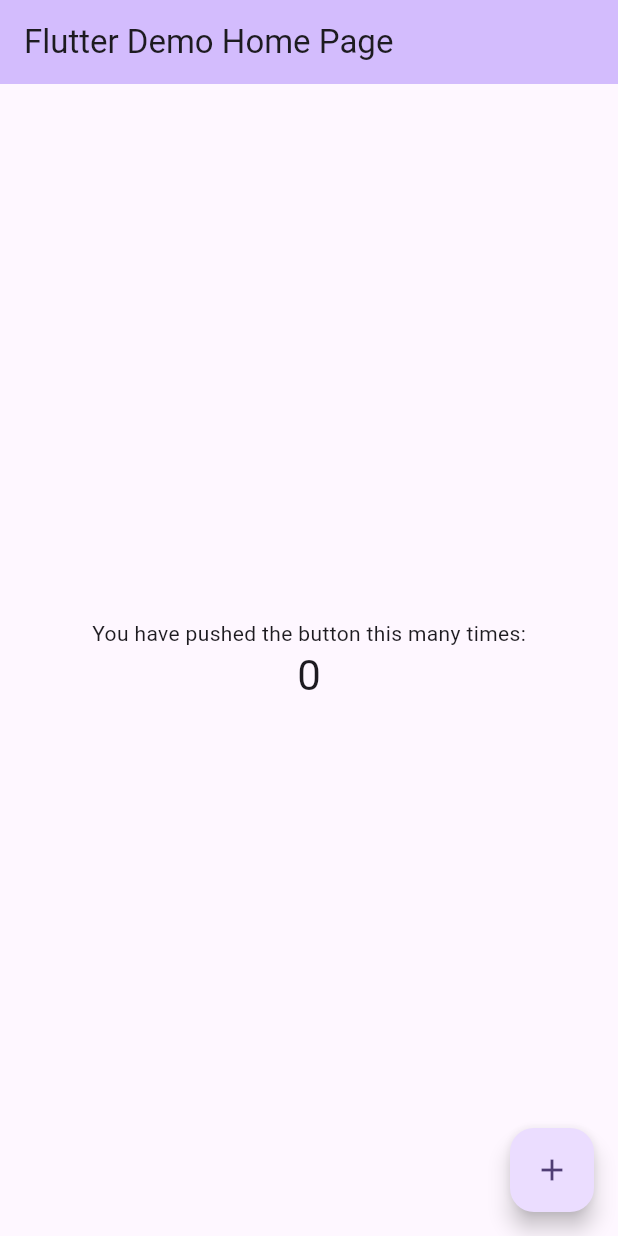
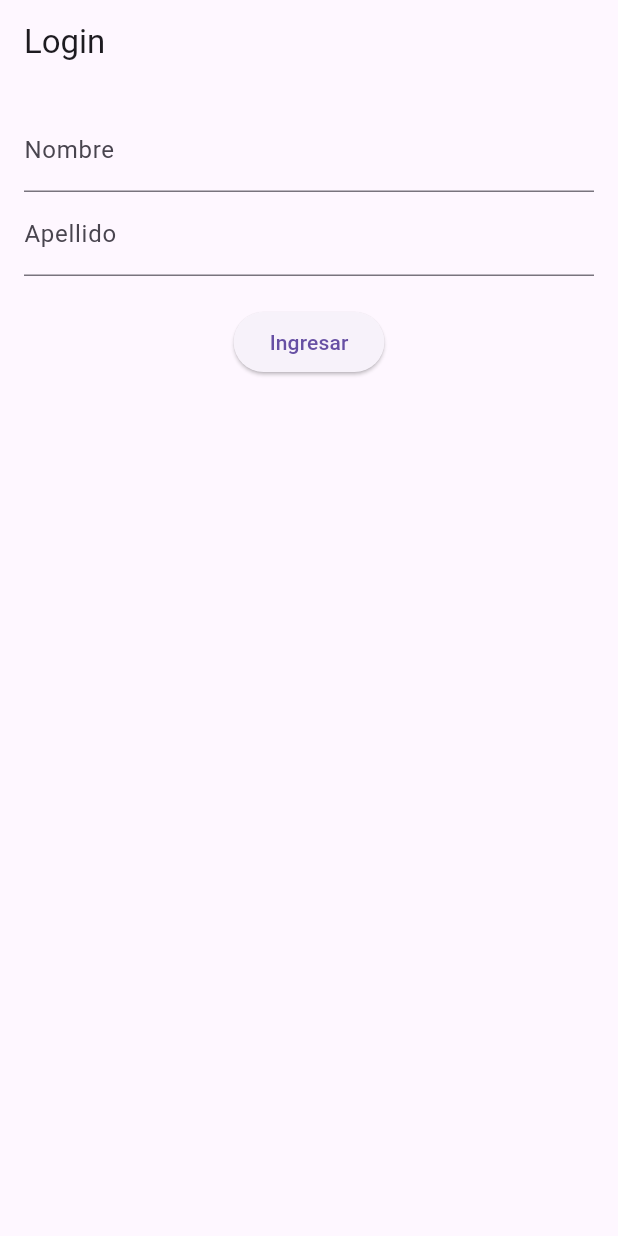
Before and after one commit to AugustoUCE/DM-Flutter, a Flutter app: the screen it shows after launch, on a phone screen of 412 x 824 dp. Run offline on Flutter 3.47's test engine with Material 3 defaults, Android fonts, the phone set to English and light mode, and no system bars.

Commit message:
feat: Estructura base

```diff
--- /dev/null
+++ b/lib/controllers/login_controller.dart
@@ -0,0 +1,13 @@
+import '../models/user.dart';
+
+class LoginController {
+  final List<User> users = [
+    User(firstName: 'John', lastName: 'Doe'),
+    User(firstName: 'Jane', lastName: 'Smith'),
+  ];
+
+  bool authenticate(String firstName, String lastName) {
+    return users.any((user) =>
+    user.firstName == firstName && user.lastName == lastName);
+  }
+}
--- a/lib/main.dart
+++ b/lib/main.dart
@@ -1,125 +1,17 @@
 import 'package:flutter/material.dart';
+import 'views/login_screen.dart';
 
 void main() {
-  runApp(const MyApp());
+  runApp(MyApp());
 }
 
 class MyApp extends StatelessWidget {
-  const MyApp({super.key});
-
-  // This widget is the root of your application.
   @override
   Widget build(BuildContext context) {
     return MaterialApp(
-      title: 'Flutter Demo G3',
-      theme: ThemeData(
-        // This is the theme of your application.
-        //
-        // TRY THIS: Try running your application with "flutter run". You'll see
-        // the application has a purple toolbar. Then, without quitting the app,
-        // try changing the seedColor in the colorScheme below to Colors.green
-        // and then invoke "hot reload" (save your changes or press the "hot
-        // reload" button in a Flutter-supported IDE, or press "r" if you used
-        // the command line to start the app).
-        //
-        // Notice that the counter didn't reset back to zero; the application
-        // state is not lost during the reload. To reset the state, use hot
-        // restart instead.
-        //
-        // This works for code too, not just values: Most code changes can be
-        // tested with just a hot reload.
-        colorScheme: ColorScheme.fromSeed(seedColor: Colors.deepPurple),
-        useMaterial3: true,
-      ),
-      home: const MyHomePage(title: 'Flutter Demo Home Page'),
+      title: 'Vehículos App',
+      theme: ThemeData(primarySwatch: Colors.blue),
+      home: LoginScreen(),
     );
   }
 }
-
-class MyHomePage extends StatefulWidget {
-  const MyHomePage({super.key, required this.title});
-
-  // This widget is the home page of your application. It is stateful, meaning
-  // that it has a State object (defined below) that contains fields that affect
-  // how it looks.
-
-  // This class is the configuration for the state. It holds the values (in this
-  // case the title) provided by the parent (in this case the App widget) and
-  // used by the build method of the State. Fields in a Widget subclass are
-  // always marked "final".
-
-  final String title;
-
-  @override
-  State<MyHomePage> createState() => _MyHomePageState();
-}
-
-class _MyHomePageState extends State<MyHomePage> {
-  int _counter = 0;
-
-  void _incrementCounter() {
-    setState(() {
-      // This call to setState tells the Flutter framework that something has
-      // changed in this State, which causes it to rerun the build method below
-      // so that the display can reflect the updated values. If we changed
-      // _counter without calling setState(), then the build method would not be
-      // called again, and so nothing would appear to happen.
-      _counter++;
-    });
-  }
-
-  @override
-  Widget build(BuildContext context) {
-    // This method is rerun every time setState is called, for instance as done
-    // by the _incrementCounter method above.
-    //
-    // The Flutter framework has been optimized to make rerunning build methods
-    // fast, so that you can just rebuild anything that needs updating rather
-    // than having to individually change instances of widgets.
-    return Scaffold(
-      appBar: AppBar(
-        // TRY THIS: Try changing the color here to a specific color (to
-        // Colors.amber, perhaps?) and trigger a hot reload to see the AppBar
-        // change color while the other colors stay the same.
-        backgroundColor: Theme.of(context).colorScheme.inversePrimary,
-        // Here we take the value from the MyHomePage object that was created by
-        // the App.build method, and use it to set our appbar title.
-        title: Text(widget.title),
-      ),
-      body: Center(
-        // Center is a layout widget. It takes a single child and positions it
-        // in the middle of the parent.
-        child: Column(
-          // Column is also a layout widget. It takes a list of children and
-          // arranges them vertically. By default, it sizes itself to fit its
-          // children horizontally, and tries to be as tall as its parent.
-          //
-          // Column has various properties to control how it sizes itself and
-          // how it positions its children. Here we use mainAxisAlignment to
-          // center the children vertically; the main axis here is the vertical
-          // axis because Columns are vertical (the cross axis would be
-          // horizontal).
-          //
-          // TRY THIS: Invoke "debug painting" (choose the "Toggle Debug Paint"
-          // action in the IDE, or press "p" in the console), to see the
-          // wireframe for each widget.
-          mainAxisAlignment: MainAxisAlignment.center,
-          children: <Widget>[
-            const Text(
-              'You have pushed the button this many times:',
-            ),
-            Text(
-              '$_counter',
-              style: Theme.of(context).textTheme.headlineMedium,
-            ),
-          ],
-        ),
-      ),
-      floatingActionButton: FloatingActionButton(
-        onPressed: _incrementCounter,
-        tooltip: 'Increment',
-        child: const Icon(Icons.add),
-      ), // This trailing comma makes auto-formatting nicer for build methods.
-    );
-  }
-}
--- /dev/null
+++ b/lib/models/User.dart
@@ -0,0 +1,6 @@
+class User {
+  final String firstName;
+  final String lastName;
+
+  User({required this.firstName, required this.lastName});
+}
--- /dev/null
+++ b/lib/views/login_screen.dart
@@ -0,0 +1,50 @@
+import 'package:flutter/material.dart';
+import '../controllers/login_controller.dart';
+import 'vehicle_list_screen.dart';
+
+class LoginScreen extends StatelessWidget {
+  final LoginController _controller = LoginController();
+  final TextEditingController firstNameController = TextEditingController();
+  final TextEditingController lastNameController = TextEditingController();
+
+  @override
+  Widget build(BuildContext context) {
+    return Scaffold(
+      appBar: AppBar(title: Text('Login')),
+      body: Padding(
+        padding: const EdgeInsets.all(16.0),
+        child: Column(
+          children: [
+            TextField(
+              controller: firstNameController,
+              decoration: InputDecoration(labelText: 'Nombre'),
+            ),
+            TextField(
+              controller: lastNameController,
+              decoration: InputDecoration(labelText: 'Apellido'),
+            ),
+            SizedBox(height: 20),
+            ElevatedButton(
+              onPressed: () {
+                if (_controller.authenticate(
+                  firstNameController.text,
+                  lastNameController.text,
+                )) {
+                  Navigator.pushReplacement(
+                    context,
+                    MaterialPageRoute(builder: (_) => VehicleListScreen()),
+                  );
+                } else {
+                  ScaffoldMessenger.of(context).showSnackBar(
+                    SnackBar(content: Text('Credenciales inválidas')),
+                  );
+                }
+              },
+              child: Text('Ingresar'),
+            ),
+          ],
+        ),
+      ),
+    );
+  }
+}
```
Also changed, not shown: lib/controllers/vehicle_controller.dart (added, +34 -0 lines), lib/models/Vehicle.dart (added, +17 -0 lines), lib/views/add_vehicle_screen.dart (added, +72 -0 lines), lib/views/vehicle_list_screen.dart (added, +38 -0 lines).
